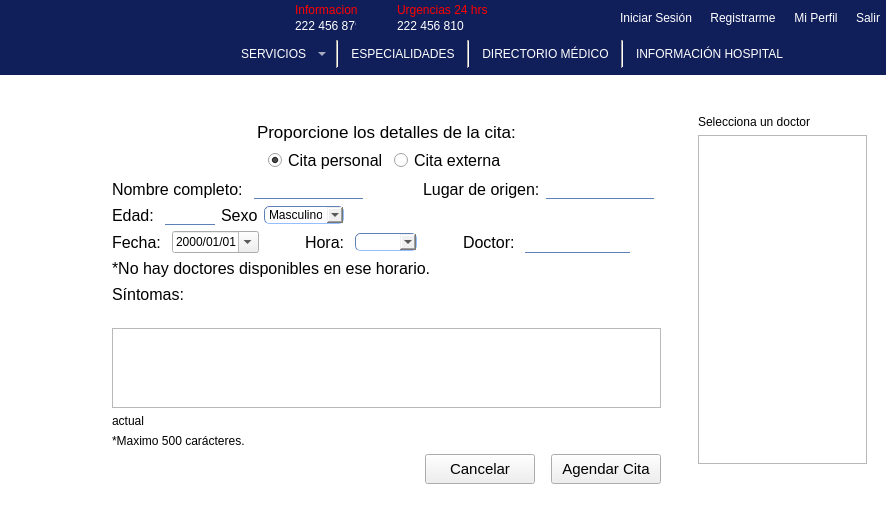
Above: mainwindow.ui from Laloses/Hospital before the change. Below: the same form after it.
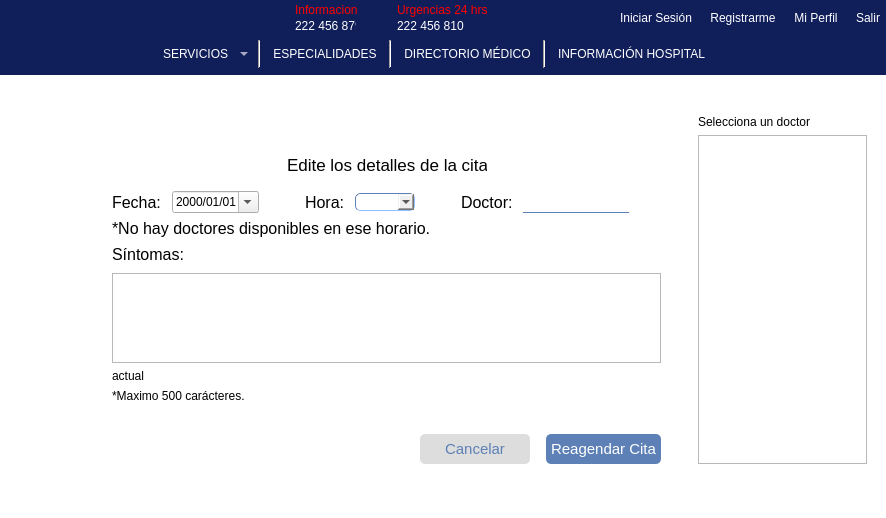
That is the form after the change. The open tabs and pages were chosen to show the change. Icons and pictures are not drawn.

Commit message: Reasignacion de doctor en la cita

Patch:
```diff
--- a/mainwindow.ui
+++ b/mainwindow.ui
@@ -407,7 +407,7 @@
                </property>
                <property name="sizeHint" stdset="0">
                 <size>
-                 <width>10</width>
+                 <width>252</width>
                  <height>20</height>
                 </size>
                </property>
@@ -440,14 +440,14 @@
 QLabel{
 	font: 11pt &quot;MS Shell Dlg 2&quot;;
 }
-#btnEditarStaff, #btnGuardarEditarStaff, #btnAgendarCita, #pushButton_iniciarSesion, #pushButton_imgPerfil, #pushButton_registrarse, #btnEditarDoctor, #btnGuardarEditarDoctor, #pushButton_respuesta, #pb_agregarActividadDoc, #btnEditarPaciente, #btnGuardarEditarPaciente{
+#btnEditarStaff, #btnGuardarEditarStaff, #btnAgendarCita, #btnAgendarCita_2, #pushButton_iniciarSesion, #pushButton_imgPerfil, #pushButton_registrarse, #btnEditarDoctor, #btnGuardarEditarDoctor, #pushButton_respuesta, #pb_agregarActividadDoc, #btnEditarPaciente, #btnGuardarEditarPaciente{
 	border:solid 1px #5d80b6;
 border-radius:5px;
 background-color: #5d80b6;
 color: white;
 font: 11pt &quot;MS Shell Dlg 2&quot;;
 }
-#btnCancelarEditarStaff, #btnCancelarAgenda, #btnCancelarEditarDoctor, #btnCancelarEditarPaciente{
+#btnCancelarEditarStaff, #btnCancelarAgenda,#btnCancelarAgenda_2, #btnCancelarEditarDoctor, #btnCancelarEditarPaciente{
 border:solid 1px #dddddd;
 border-radius:5px;
 background-color: #dddddd;
@@ -6110,7 +6110,7 @@
       <widget class="QWidget" name="page_admin">
        <property name="styleSheet">
         <string notr="true">#widget_opcionesPerfAdmin{
-	background-color: #white;
+	background-color: white;
 	border-bottom: 2px solid #f7f8f9 ;
 }</string>
        </property>
@@ -8191,10 +8191,26 @@
               <x>101</x>
               <y>20</y>
               <width>571</width>
-              <height>391</height>
+              <height>371</height>
              </rect>
             </property>
             <layout class="QGridLayout" name="gridLayout_45">
+             <item row="8" column="0">
+              <spacer name="verticalSpacer_39">
+               <property name="orientation">
+                <enum>Qt::Vertical</enum>
+               </property>
+               <property name="sizeType">
+                <enum>QSizePolicy::Expanding</enum>
+               </property>
+               <property name="sizeHint" stdset="0">
+                <size>
+                 <width>20</width>
+                 <height>13</height>
+                </size>
+               </property>
+              </spacer>
+             </item>
              <item row="0" column="0">
               <spacer name="verticalSpacer_28">
                <property name="orientation">
@@ -8208,346 +8224,7 @@
                </property>
               </spacer>
              </item>
-             <item row="1" column="0">
-              <layout class="QHBoxLayout" name="horizontalLayout_81">
-               <item>
-                <spacer name="horizontalSpacer_104">
-                 <property name="orientation">
-                  <enum>Qt::Horizontal</enum>
-                 </property>
-                 <property name="sizeHint" stdset="0">
-                  <size>
-                   <width>40</width>
-                   <height>20</height>
-                  </size>
-                 </property>
-                </spacer>
-               </item>
-               <item>
-                <widget class="QLabel" name="label_11">
-                 <property name="minimumSize">
-                  <size>
-                   <width>241</width>
-                   <height>20</height>
-                  </size>
-                 </property>
-                 <property name="font">
-                  <font>
-                   <family>MS Shell Dlg 2</family>
-                   <pointsize>13</pointsize>
-                   <weight>9</weight>
-                   <italic>false</italic>
-                   <bold>false</bold>
-                  </font>
-                 </property>
-                 <property name="styleSheet">
-                  <string notr="true">font: 75 13pt &quot;MS Shell Dlg 2&quot;;</string>
-                 </property>
-                 <property name="text">
-                  <string>Proporcione los detalles de la cita:</string>
-                 </property>
-                </widget>
-               </item>
-               <item>
-                <spacer name="horizontalSpacer_105">
-                 <property name="orientation">
-                  <enum>Qt::Horizontal</enum>
-                 </property>
-                 <property name="sizeHint" stdset="0">
-                  <size>
-                   <width>40</width>
-                   <height>20</height>
-                  </size>
-                 </property>
-                </spacer>
-               </item>
-              </layout>
-             </item>
              <item row="3" column="0">
-              <layout class="QHBoxLayout" name="horizontalLayout_97">
-               <item>
-                <spacer name="horizontalSpacer_106">
-                 <property name="orientation">
-                  <enum>Qt::Horizontal</enum>
-                 </property>
-                 <property name="sizeHint" stdset="0">
-                  <size>
-                   <width>40</width>
-                   <height>20</height>
-                  </size>
-                 </property>
-                </spacer>
-               </item>
-               <item>
-                <layout class="QHBoxLayout" name="horizontalLayout_98">
-                 <item>
-                  <widget class="QRadioButton" name="radioCitaPersonal_2">
-                   <property name="font">
-                    <font>
-                     <family>MS Shell Dlg 2</family>
-                     <pointsize>12</pointsize>
-                     <weight>50</weight>
-                     <italic>false</italic>
-                     <bold>false</bold>
-                    </font>
-                   </property>
-                   <property name="text">
-                    <string>Cita personal</string>
-                   </property>
-                   <property name="checked">
-                    <bool>true</bool>
-                   </property>
-                  </widget>
-                 </item>
-                 <item>
-                  <widget class="QRadioButton" name="radioCitaExterna_2">
-                   <property name="font">
-                    <font>
-                     <family>MS Shell Dlg 2</family>
-                     <pointsize>12</pointsize>
-                     <weight>50</weight>
-                     <italic>false</italic>
-                     <bold>false</bold>
-                    </font>
-                   </property>
-                   <property name="text">
-                    <string>Cita externa</string>
-                   </property>
-                  </widget>
-                 </item>
-                </layout>
-               </item>
-               <item>
-                <spacer name="horizontalSpacer_107">
-                 <property name="orientation">
-                  <enum>Qt::Horizontal</enum>
-                 </property>
-                 <property name="sizeHint" stdset="0">
-                  <size>
-                   <width>40</width>
-                   <height>20</height>
-                  </size>
-                 </property>
-                </spacer>
-               </item>
-              </layout>
-             </item>
-             <item row="4" column="0">
-              <layout class="QHBoxLayout" name="horizontalLayout_99">
-               <item>
-                <layout class="QHBoxLayout" name="horizontalLayout_100">
-                 <item>
-                  <widget class="QLabel" name="labelNombreComp_2">
-                   <property name="font">
-                    <font>
-                     <family>MS Shell Dlg 2</family>
-                     <pointsize>12</pointsize>
-                     <weight>50</weight>
-                     <italic>false</italic>
-                     <bold>false</bold>
-                    </font>
-                   </property>
-                   <property name="text">
-                    <string>Nombre completo: </string>
-                   </property>
-                  </widget>
-                 </item>
-                 <item>
-                  <widget class="QLineEdit" name="lineNombreCompleto_2">
-                   <property name="minimumSize">
-                    <size>
-                     <width>15</width>
-                     <height>20</height>
-                    </size>
-                   </property>
-                   <property name="font">
-                    <font>
-                     <family>MS Shell Dlg 2</family>
-                     <pointsize>12</pointsize>
-                     <weight>50</weight>
-                     <italic>false</italic>
-                     <bold>false</bold>
-                    </font>
-                   </property>
-                  </widget>
-                 </item>
-                </layout>
-               </item>
-               <item>
-                <spacer name="horizontalSpacer_108">
-                 <property name="orientation">
-                  <enum>Qt::Horizontal</enum>
-                 </property>
-                 <property name="sizeType">
-                  <enum>QSizePolicy::Minimum</enum>
-                 </property>
-                 <property name="sizeHint" stdset="0">
-                  <size>
-                   <width>54</width>
-                   <height>17</height>
-                  </size>
-                 </property>
-                </spacer>
-               </item>
-               <item>
-                <layout class="QHBoxLayout" name="horizontalLayout_101">
-                 <item>
-                  <widget class="QLabel" name="labelOrigen_2">
-                   <property name="font">
-                    <font>
-                     <family>MS Shell Dlg 2</family>
-                     <pointsize>12</pointsize>
-                     <weight>50</weight>
-                     <italic>false</italic>
-                     <bold>false</bold>
-                    </font>
-                   </property>
-                   <property name="text">
-                    <string>Lugar de origen:</string>
-                   </property>
-                  </widget>
-                 </item>
-                 <item>
-                  <widget class="QLineEdit" name="lineOrigen_2">
-                   <property name="minimumSize">
-                    <size>
-                     <width>15</width>
-                     <height>20</height>
-                    </size>
-                   </property>
-                   <property name="font">
-                    <font>
-                     <family>MS Shell Dlg 2</family>
-                     <pointsize>12</pointsize>
-                     <weight>50</weight>
-                     <italic>false</italic>
-                     <bold>false</bold>
-                    </font>
-                   </property>
-                  </widget>
-                 </item>
-                </layout>
-               </item>
-               <item>
-                <spacer name="horizontalSpacer_109">
-                 <property name="orientation">
-                  <enum>Qt::Horizontal</enum>
-                 </property>
-                 <property name="sizeHint" stdset="0">
-                  <size>
-                   <width>40</width>
-                   <height>20</height>
-                  </size>
-                 </property>
-                </spacer>
-               </item>
-              </layout>
-             </item>
-             <item row="5" column="0">
-              <layout class="QHBoxLayout" name="horizontalLayout_102">
-               <item>
-                <widget class="QLabel" name="labelEdad_2">
-                 <property name="font">
-                  <font>
-                   <family>MS Shell Dlg 2</family>
-                   <pointsize>12</pointsize>
-                   <weight>50</weight>
-                   <italic>false</italic>
-                   <bold>false</bold>
-                  </font>
-                 </property>
-                 <property name="text">
-                  <string>Edad: </string>
-                 </property>
-                </widget>
-               </item>
-               <item>
-                <widget class="QLineEdit" name="lineEdad_2">
-                 <property name="minimumSize">
-                  <size>
-                   <width>15</width>
-                   <height>20</height>
-                  </size>
-                 </property>
-                 <property name="maximumSize">
-                  <size>
-                   <width>50</width>
-                   <height>16777215</height>
-                  </size>
-                 </property>
-                 <property name="font">
-                  <font>
-                   <family>MS Shell Dlg 2</family>
-                   <pointsize>12</pointsize>
-                   <weight>50</weight>
-                   <italic>false</italic>
-                   <bold>false</bold>
-                  </font>
-                 </property>
-                </widget>
-               </item>
-               <item>
-                <widget class="QLabel" name="lb_sexo_2">
-                 <property name="font">
-                  <font>
-                   <family>MS Shell Dlg 2</family>
-                   <pointsize>12</pointsize>
-                   <weight>50</weight>
-                   <italic>false</italic>
-                   <bold>false</bold>
-                  </font>
-                 </property>
-                 <property name="text">
-                  <string>Sexo</string>
-                 </property>
-                </widget>
-               </item>
-               <item>
-                <widget class="QComboBox" name="cb_sexo_2">
-                 <property name="minimumSize">
-                  <size>
-                   <width>80</width>
-                   <height>0</height>
-                  </size>
-                 </property>
-                 <item>
-                  <property name="text">
-                   <string>Masculino</string>
-                  </property>
-                 </item>
-                 <item>
-                  <property name="text">
-                   <string>Femenino</string>
-                  </property>
-                 </item>
-                </widget>
-               </item>
-               <item>
-                <spacer name="horizontalSpacer_110">
-                 <property name="orientation">
-                  <enum>Qt::Horizontal</enum>
-                 </property>
-                 <property name="sizeHint" stdset="0">
-                  <size>
-                   <width>40</width>
-                   <height>20</height>
-                  </size>
-                 </property>
-                </spacer>
-               </item>
-              </layout>
-             </item>
-             <item row="6" column="0">
-              <layout class="QHBoxLayout" name="horizontalLayout_103">
-               <item>
-                <layout class="QHBoxLayout" name="horizontalLayout_104"/>
-               </item>
-               <item>
-                <layout class="QHBoxLayout" name="horizontalLayout_105"/>
-               </item>
-              </layout>
-             </item>
-             <item row="7" column="0">
               <layout class="QHBoxLayout" name="horizontalLayout_106">
                <item>
                 <layout class="QHBoxLayout" name="horizontalLayout_107">
@@ -8610,7 +8287,14 @@
                   </widget>
                  </item>
                  <item>
-                  <widget class="QComboBox" name="horaCita_2"/>
+                  <widget class="QComboBox" name="horaCita_2">
+                   <property name="minimumSize">
+                    <size>
+                     <width>60</width>
+                     <height>0</height>
+                    </size>
+                   </property>
+                  </widget>
                  </item>
                 </layout>
                </item>
@@ -8716,23 +8400,103 @@
                </item>
               </layout>
              </item>
-             <item row="8" column="0">
-              <widget class="QLabel" name="lb_noHayDocs_2">
-               <property name="font">
-                <font>
-                 <family>MS Shell Dlg 2</family>
-                 <pointsize>12</pointsize>
-                 <weight>50</weight>
-                 <italic>false</italic>
-                 <bold>false</bold>
-                </font>
-               </property>
-               <property name="text">
-                <string>*No hay doctores disponibles en ese horario.</string>
-               </property>
-              </widget>
-             </item>
              <item row="9" column="0">
+              <layout class="QHBoxLayout" name="horizontalLayout_110">
+               <item>
+                <spacer name="horizontalSpacer_115">
+                 <property name="orientation">
+                  <enum>Qt::Horizontal</enum>
+                 </property>
+                 <property name="sizeHint" stdset="0">
+                  <size>
+                   <width>40</width>
+                   <height>20</height>
+                  </size>
+                 </property>
+                </spacer>
+               </item>
+               <item>
+                <widget class="QPushButton" name="btnCancelarAgenda_2">
+                 <property name="minimumSize">
+                  <size>
+                   <width>110</width>
+                   <height>30</height>
+                  </size>
+                 </property>
+                 <property name="font">
+                  <font>
+                   <family>MS Shell Dlg 2</family>
+                   <pointsize>11</pointsize>
+                   <weight>50</weight>
+                   <italic>false</italic>
+                   <bold>false</bold>
+                  </font>
+                 </property>
+                 <property name="styleSheet">
+                  <string notr="true"/>
+                 </property>
+                 <property name="text">
+                  <string>Cancelar</string>
+                 </property>
+                </widget>
+               </item>
+               <item>
+                <spacer name="horizontalSpacer_116">
+                 <property name="orientation">
+                  <enum>Qt::Horizontal</enum>
+                 </property>
+                 <property name="sizeType">
+                  <enum>QSizePolicy::Fixed</enum>
+                 </property>
+                 <property name="sizeHint" stdset="0">
+                  <size>
+                   <width>10</width>
+                   <height>20</height>
+                  </size>
+                 </property>
+                </spacer>
+               </item>
+               <item>
+                <widget class="QPushButton" name="btnAgendarCita_2">
+                 <property name="minimumSize">
+                  <size>
+                   <width>115</width>
+                   <height>30</height>
+                  </size>
+                 </property>
+                 <property name="maximumSize">
+                  <size>
+                   <width>16777215</width>
+                   <height>16777215</height>
+                  </size>
+                 </property>
+                 <property name="font">
+                  <font>
+                   <family>MS Shell Dlg 2</family>
+                   <pointsize>11</pointsize>
+                   <weight>50</weight>
+                   <italic>false</italic>
+                   <bold>false</bold>
+                  </font>
+                 </property>
+                 <property name="styleSheet">
+                  <string notr="true"/>
+                 </property>
+                 <property name="text">
+                  <string>Reagendar Cita</string>
+                 </property>
+                </widget>
+               </item>
+              </layout>
+             </item>
+             <item row="6" column="0">
+              <widget class="QLabel" name="lb_charAct_2">
+               <property name="text">
+                <string>actual</string>
+               </property>
+              </widget>
+             </item>
+             <item row="5" column="0">
               <layout class="QVBoxLayout" name="verticalLayout_44">
                <item>
                 <layout class="QHBoxLayout" name="horizontalLayout_109">
@@ -8772,10 +8536,13 @@
                  <property name="orientation">
                   <enum>Qt::Vertical</enum>
                  </property>
+                 <property name="sizeType">
+                  <enum>QSizePolicy::Fixed</enum>
+                 </property>
                  <property name="sizeHint" stdset="0">
                   <size>
                    <width>20</width>
-                   <height>40</height>
+                   <height>3</height>
                   </size>
                  </property>
                 </spacer>
@@ -8809,125 +8576,106 @@
                </item>
               </layout>
              </item>
-             <item row="10" column="0">
-              <widget class="QLabel" name="lb_charAct_2">
-               <property name="text">
-                <string>actual</string>
-               </property>
-              </widget>
+             <item row="1" column="0">
+              <layout class="QHBoxLayout" name="horizontalLayout_81">
+               <item>
+                <spacer name="horizontalSpacer_104">
+                 <property name="orientation">
+                  <enum>Qt::Horizontal</enum>
+                 </property>
+                 <property name="sizeHint" stdset="0">
+                  <size>
+                   <width>40</width>
+                   <height>20</height>
+                  </size>
+                 </property>
+                </spacer>
+               </item>
+               <item>
+                <widget class="QLabel" name="label_11">
+                 <property name="minimumSize">
+                  <size>
+                   <width>100</width>
+                   <height>20</height>
+                  </size>
+                 </property>
+                 <property name="maximumSize">
+                  <size>
+                   <width>200</width>
+                   <height>16777215</height>
+                  </size>
+                 </property>
+                 <property name="font">
+                  <font>
+                   <family>MS Shell Dlg 2</family>
+                   <pointsize>13</pointsize>
+                   <weight>9</weight>
+                   <italic>false</italic>
+                   <bold>false</bold>
+                  </font>
+                 </property>
+                 <property name="styleSheet">
+                  <string notr="true">font: 75 13pt &quot;MS Shell Dlg 2&quot;;</string>
+                 </property>
+                 <property name="text">
+                  <string>Edite los detalles de la cita</string>
+                 </property>
+                </widget>
+               </item>
+               <item>
+                <spacer name="horizontalSpacer_105">
+                 <property name="orientation">
+                  <enum>Qt::Horizontal</enum>
+                 </property>
+                 <property name="sizeHint" stdset="0">
+                  <size>
+                   <width>40</width>
+                   <height>20</height>
+                  </size>
+                 </property>
+                </spacer>
+               </item>
+              </layout>
              </item>
-             <item row="11" column="0">
+             <item row="7" column="0">
               <widget class="QLabel" name="lb_maxchar_2">
                <property name="text">
                 <string>*Maximo 500 carácteres.</string>
                </property>
               </widget>
              </item>
-             <item row="12" column="0">
-              <spacer name="verticalSpacer_39">
+             <item row="4" column="0">
+              <widget class="QLabel" name="lb_noHayDocs_2">
+               <property name="font">
+                <font>
+                 <family>MS Shell Dlg 2</family>
+                 <pointsize>12</pointsize>
+                 <weight>50</weight>
+                 <italic>false</italic>
+                 <bold>false</bold>
+                </font>
+               </property>
+               <property name="text">
+                <string>*No hay doctores disponibles en ese horario.</string>
+               </property>
+              </widget>
+             </item>
+             <item row="2" column="0">
+              <spacer name="verticalSpacer_40">
                <property name="orientation">
                 <enum>Qt::Vertical</enum>
                </property>
                <property name="sizeType">
-                <enum>QSizePolicy::Expanding</enum>
+                <enum>QSizePolicy::Fixed</enum>
                </property>
                <property name="sizeHint" stdset="0">
                 <size>
                  <width>20</width>
-                 <height>13</height>
+                 <height>10</height>
                 </size>
                </property>
               </spacer>
              </item>
-             <item row="13" column="0">
-              <layout class="QHBoxLayout" name="horizontalLayout_110">
-               <item>
-                <spacer name="horizontalSpacer_115">
-                 <property name="orientation">
-                  <enum>Qt::Horizontal</enum>
-                 </property>
-                 <property name="sizeHint" stdset="0">
-                  <size>
-                   <width>40</width>
-                   <height>20</height>
-                  </size>
-                 </property>
-                </spacer>
-               </item>
-               <item>
-                <widget class="QPushButton" name="btnCancelarAgenda_2">
-                 <property name="minimumSize">
-                  <size>
-                   <width>110</width>
-                   <height>30</height>
-                  </size>
-                 </property>
-                 <property name="font">
-                  <font>
-                   <family>MS Shell Dlg 2</family>
-                   <pointsize>11</pointsize>
-                   <weight>50</weight>
-                   <italic>false</italic>
-                   <bold>false</bold>
-                  </font>
-                 </property>
-                 <property name="styleSheet">
-                  <string notr="true"/>
-                 </property>
-                 <property name="text">
-                  <string>Cancelar</string>
-                 </property>
-                </widget>
-               </item>
-               <item>
-                <spacer name="horizontalSpacer_116">
-                 <property name="orientation">
-                  <enum>Qt::Horizontal</enum>
-                 </property>
-                 <property name="sizeType">
-                  <enum>QSizePolicy::Fixed</enum>
-                 </property>
-                 <property name="sizeHint" stdset="0">
-                  <size>
-                   <width>10</width>
-                   <height>20</height>
-                  </size>
-                 </property>
-                </spacer>
-               </item>
-               <item>
-                <widget class="QPushButton" name="btnAgendarCita_2">
-                 <property name="minimumSize">
-                  <size>
-                   <width>110</width>
-                   <height>30</height>
-                  </size>
-                 </property>
-                 <property name="maximumSize">
-                  <size>
-                   <width>16777215</width>
-                   <height>16777215</height>
-                  </size>
-                 </property>
-                 <property name="font">
-                  <font>
-                   <family>MS Shell Dlg 2</family>
-                   <pointsize>11</pointsize>
-                   <weight>50</weight>
-                   <italic>false</italic>
-                   <bold>false</bold>
-                  </font>
-                 </property>
-                 <property name="styleSheet">
-                  <string notr="true"/>
-                 </property>
-                 <property name="text">
-                  <string>Agendar Cita</string>
-                 </property>
-                </widget>
-               </item>
-              </layout>
-             </item>
             </layout>
            </widget>
            <widget class="QWidget" name="layoutWidget_3">
```
Left out of the diff: 280 changed lines with no effect on the pictures. The commit also changes 3 other files.
